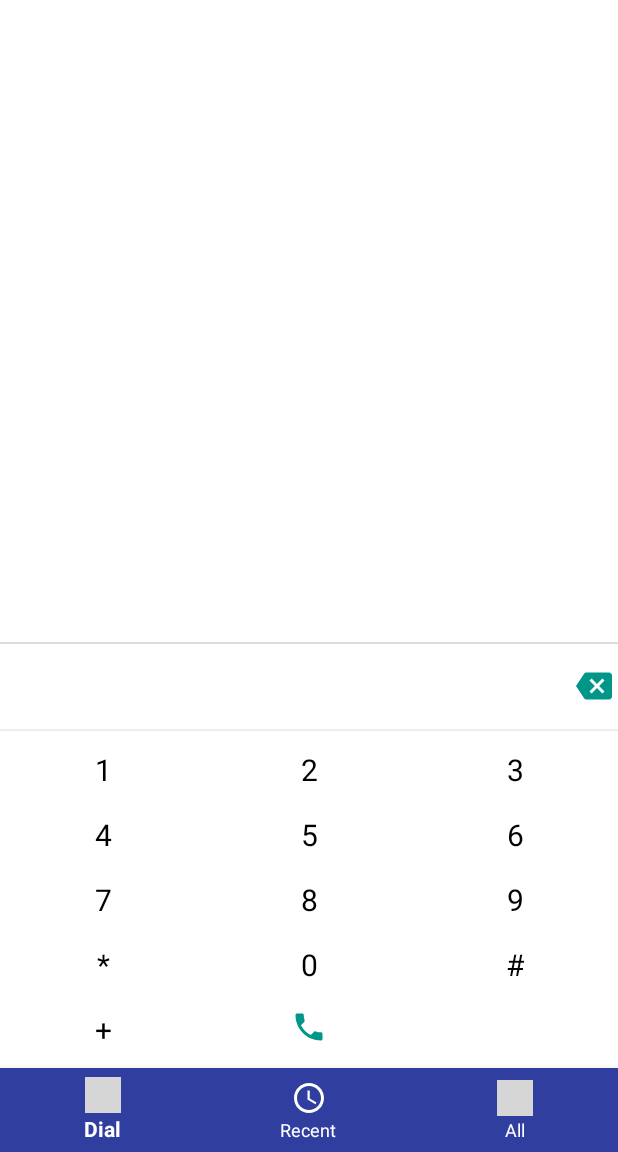
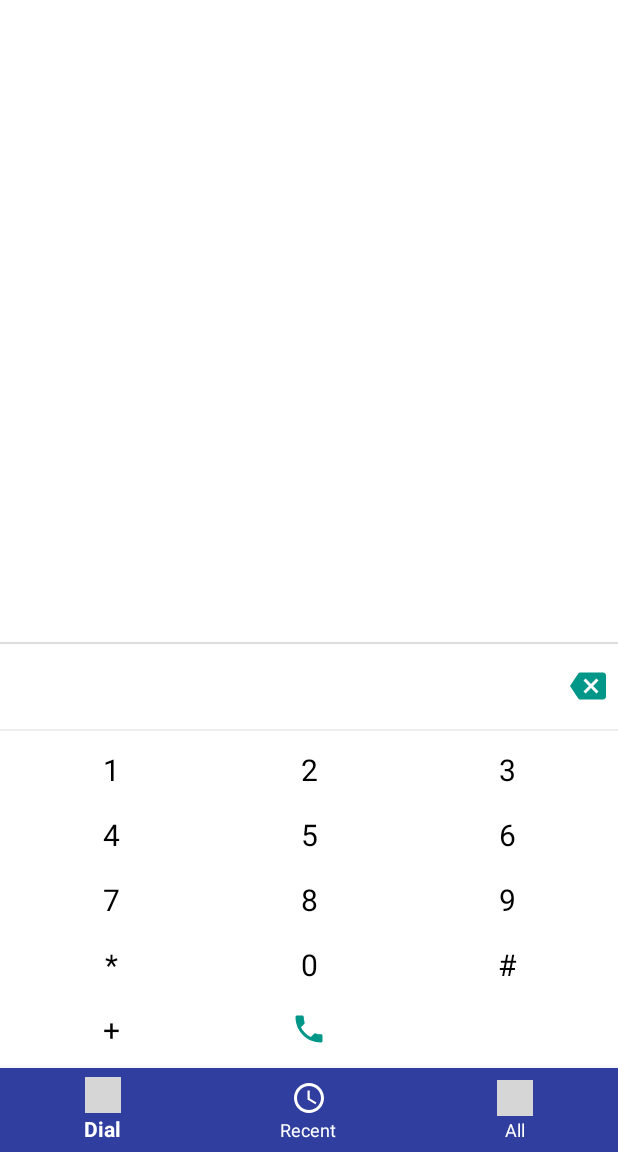
Before and after one commit to puneetkkala/contacts, an Android app: the DialerFragment screen opened directly, with no data from a screen before it, on a phone screen of 412 x 824 dp, the part 84-1236 px from its top. Run offline under Robolectric (Android 15) with nearby library versions, the phone set to English and light mode, and no system bars; libraries missing offline, so code that uses them is left out: com.crashlytics.android; grey boxes are pictures that could not be loaded.

Commit message:
margin changes

```diff
--- a/app/src/main/res/layout/dialer_fragment.xml
+++ b/app/src/main/res/layout/dialer_fragment.xml
@@ -34,11 +34,10 @@
                 tools:text="07314007242"
                 android:layout_width="0dp"
                 android:layout_height="wrap_content"
-                android:layout_margin="4dp"
+                android:layout_margin="8dp"
                 android:layout_weight="1"
                 android:background="@color/transparent"
                 android:enabled="false"
-                android:padding="4dp"
                 android:textColor="@color/black"
                 android:textSize="24sp" />
 
@@ -46,7 +45,7 @@
                 android:id="@+id/backspace"
                 android:layout_width="wrap_content"
                 android:layout_height="wrap_content"
-                android:layout_margin="4dp"
+                android:layout_margin="8dp"
                 android:src="@drawable/ic_backspace_teal_24dp" />
         </LinearLayout>
 
@@ -58,215 +57,207 @@
             android:background="#eeeeee" />
 
         <LinearLayout
+            android:gravity="center"
+            android:layout_marginStart="8dp"
+            android:layout_marginEnd="8dp"
             android:layout_width="match_parent"
             android:layout_height="wrap_content"
             android:orientation="horizontal"
             android:weightSum="3">
-
             <android.support.v7.widget.AppCompatTextView
                 android:id="@+id/_1"
+                android:layout_weight="1"
                 android:layout_width="match_parent"
                 android:layout_height="wrap_content"
                 android:layout_margin="4dp"
                 android:padding="4dp"
                 android:textSize="20sp"
-                android:layout_weight="1"
                 android:gravity="center"
                 android:text="@string/_1"
                 android:textColor="@color/black" />
-
             <android.support.v7.widget.AppCompatTextView
                 android:id="@+id/_2"
+                android:layout_weight="1"
                 android:layout_width="match_parent"
                 android:layout_height="wrap_content"
                 android:layout_margin="4dp"
                 android:padding="4dp"
                 android:textSize="20sp"
-                android:layout_weight="1"
                 android:gravity="center"
                 android:text="@string/_2"
                 android:textColor="@color/black" />
-
             <android.support.v7.widget.AppCompatTextView
                 android:id="@+id/_3"
+                android:layout_weight="1"
                 android:layout_width="match_parent"
                 android:layout_height="wrap_content"
                 android:layout_margin="4dp"
-                android:layout_weight="1"
                 android:gravity="center"
                 android:padding="4dp"
                 android:text="@string/_3"
                 android:textColor="@color/black"
                 android:textSize="20sp" />
         </LinearLayout>
-
         <LinearLayout
+            android:layout_marginStart="8dp"
+            android:layout_marginEnd="8dp"
             android:layout_width="match_parent"
             android:layout_height="wrap_content"
             android:orientation="horizontal"
             android:weightSum="3">
-
             <android.support.v7.widget.AppCompatTextView
                 android:id="@+id/_4"
+                android:layout_weight="1"
                 android:layout_width="match_parent"
                 android:layout_height="wrap_content"
                 android:layout_margin="4dp"
-                android:layout_weight="1"
                 android:gravity="center"
                 android:padding="4dp"
                 android:text="@string/_4"
                 android:textColor="@color/black"
                 android:textSize="20sp" />
-
             <android.support.v7.widget.AppCompatTextView
                 android:id="@+id/_5"
+                android:layout_weight="1"
                 android:layout_width="match_parent"
                 android:layout_height="wrap_content"
                 android:layout_margin="4dp"
-                android:layout_weight="1"
                 android:gravity="center"
                 android:padding="4dp"
                 android:text="@string/_5"
                 android:textColor="@color/black"
                 android:textSize="20sp" />
-
             <android.support.v7.widget.AppCompatTextView
                 android:id="@+id/_6"
+                android:layout_weight="1"
+                android:layout_width="match_parent"
+                android:layout_height="wrap_content"
+                android:layout_margin="4dp"
+                android:gravity="center"
+                android:padding="4dp"
+                android:text="@string/_6"
+                android:textColor="@color/black"
+                android:textSize="20sp" />
+        </LinearLayout>
+        <LinearLayout
+            android:layout_marginStart="8dp"
+            android:layout_marginEnd="8dp"
+            android:layout_width="match_parent"
+            android:layout_height="wrap_content"
+            android:orientation="horizontal"
+            android:weightSum="3">
+            <android.support.v7.widget.AppCompatTextView
+                android:id="@+id/_7"
+                android:layout_weight="1"
+                android:layout_width="match_parent"
+                android:layout_height="wrap_content"
+                android:layout_margin="4dp"
+                android:gravity="center"
+                android:padding="4dp"
+                android:text="@string/_7"
+                android:textColor="@color/black"
+                android:textSize="20sp" />
+            <android.support.v7.widget.AppCompatTextView
+                android:id="@+id/_8"
+                android:layout_weight="1"
+                android:layout_width="match_parent"
+                android:layout_height="wrap_content"
+                android:layout_margin="4dp"
+                android:gravity="center"
+                android:padding="4dp"
+                android:text="@string/_8"
+                android:textColor="@color/black"
+                android:textSize="20sp" />
+            <android.support.v7.widget.AppCompatTextView
+                android:id="@+id/_9"
+                android:layout_weight="1"
+                android:layout_width="match_parent"
+                android:layout_height="wrap_content"
+                android:layout_margin="4dp"
+                android:gravity="center"
+                android:padding="4dp"
+                android:text="@string/_9"
+                android:textColor="@color/black"
+                android:textSize="20sp" />
+        </LinearLayout>
+
+        <LinearLayout
+            android:layout_marginStart="8dp"
+            android:layout_marginEnd="8dp"
+            android:layout_width="match_parent"
+            android:layout_height="wrap_content"
+            android:orientation="horizontal"
+            android:weightSum="3">
+            <android.support.v7.widget.AppCompatTextView
+                android:id="@+id/_star"
+                android:layout_weight="1"
+                android:layout_width="match_parent"
+                android:layout_height="wrap_content"
+                android:gravity="center"
+                android:layout_margin="4dp"
+                android:padding="4dp"
+                android:textSize="20sp"
+                android:text="@string/star"
+                android:textColor="@color/black" />
+            <android.support.v7.widget.AppCompatTextView
+                android:id="@+id/_0"
+                android:layout_weight="1"
+                android:layout_width="match_parent"
+                android:layout_height="wrap_content"
+                android:layout_margin="4dp"
+                android:gravity="center"
+                android:padding="4dp"
+                android:text="@string/_0"
+                android:textColor="@color/black"
+                android:textSize="20sp" />
+            <android.support.v7.widget.AppCompatTextView
+                android:id="@+id/_hash"
+                android:layout_weight="1"
                 android:layout_width="match_parent"
                 android:layout_height="wrap_content"
                 android:layout_margin="4dp"
                 android:padding="4dp"
+                android:gravity="center"
                 android:textSize="20sp"
-                android:layout_weight="1"
-                android:gravity="center"
-                android:text="@string/_6"
+                android:text="@string/hash"
                 android:textColor="@color/black" />
         </LinearLayout>
-
         <LinearLayout
+            android:layout_marginStart="8dp"
+            android:layout_marginEnd="8dp"
             android:layout_width="match_parent"
             android:layout_height="wrap_content"
             android:orientation="horizontal"
             android:weightSum="3">
-
             <android.support.v7.widget.AppCompatTextView
-                android:id="@+id/_7"
+                android:id="@+id/_plus"
+                android:layout_weight="1"
+                android:layout_width="match_parent"
+                android:layout_height="wrap_content"
+                android:gravity="center"
+                android:layout_margin="4dp"
+                android:padding="4dp"
+                android:textSize="20sp"
+                android:text="@string/plus"
+                android:textColor="@color/black" />
+            <android.support.v7.widget.AppCompatImageView
+                android:id="@+id/_call"
+                android:layout_weight="1"
                 android:layout_width="match_parent"
                 android:layout_height="wrap_content"
                 android:layout_margin="4dp"
                 android:padding="4dp"
-                android:textSize="20sp"
+                android:layout_gravity="center"
+                android:src="@drawable/ic_call_teal_24dp"
+                android:textColor="@color/black" />
+            <android.support.v7.widget.AppCompatTextView
                 android:layout_weight="1"
-                android:gravity="center"
-                android:text="@string/_7"
-                android:textColor="@color/black" />
-
-            <android.support.v7.widget.AppCompatTextView
-                android:id="@+id/_8"
                 android:layout_width="match_parent"
                 android:layout_height="wrap_content"
                 android:layout_margin="4dp"
                 android:padding="4dp"
+                android:gravity="center"
                 android:textSize="20sp"
-                android:layout_weight="1"
-                android:gravity="center"
-                android:text="@string/_8"
-                android:textColor="@color/black" />
-
-            <android.support.v7.widget.AppCompatTextView
-                android:id="@+id/_9"
-                android:layout_width="match_parent"
-                android:layout_height="wrap_content"
-                android:layout_margin="4dp"
-                android:padding="4dp"
-                android:textSize="20sp"
-                android:layout_weight="1"
-                android:gravity="center"
-                android:text="@string/_9"
-                android:textColor="@color/black" />
-        </LinearLayout>
-
-        <LinearLayout
-            android:layout_width="match_parent"
-            android:layout_height="wrap_content"
-            android:orientation="horizontal"
-            android:weightSum="3">
-
-            <android.support.v7.widget.AppCompatTextView
-                android:id="@+id/_star"
-                android:layout_width="match_parent"
-                android:layout_height="wrap_content"
-                android:layout_margin="4dp"
-                android:padding="4dp"
-                android:textSize="20sp"
-                android:layout_weight="1"
-                android:gravity="center"
-                android:text="@string/star"
-                android:textColor="@color/black" />
-
-            <android.support.v7.widget.AppCompatTextView
-                android:id="@+id/_0"
-                android:layout_width="match_parent"
-                android:layout_height="wrap_content"
-                android:layout_margin="4dp"
-                android:padding="4dp"
-                android:textSize="20sp"
-                android:layout_weight="1"
-                android:gravity="center"
-                android:text="@string/_0"
-                android:textColor="@color/black" />
-
-            <android.support.v7.widget.AppCompatTextView
-                android:id="@+id/_hash"
-                android:layout_width="match_parent"
-                android:layout_height="wrap_content"
-                android:layout_margin="4dp"
-                android:padding="4dp"
-                android:textSize="20sp"
-                android:layout_weight="1"
-                android:gravity="center"
-                android:text="@string/hash"
-                android:textColor="@color/black" />
-        </LinearLayout>
-
-        <LinearLayout
-            android:layout_width="match_parent"
-            android:layout_height="wrap_content"
-            android:orientation="horizontal"
-            android:weightSum="3">
-
-            <android.support.v7.widget.AppCompatTextView
-                android:id="@+id/_plus"
-                android:layout_width="match_parent"
-                android:layout_height="wrap_content"
-                android:layout_margin="4dp"
-                android:padding="4dp"
-                android:textSize="20sp"
-                android:layout_weight="1"
-                android:gravity="center"
-                android:text="@string/plus"
-                android:textColor="@color/black" />
-
-            <android.support.v7.widget.AppCompatImageView
-                android:id="@+id/_call"
-                android:layout_width="match_parent"
-                android:layout_height="wrap_content"
-                android:layout_margin="4dp"
-                android:padding="4dp"
-                android:textSize="20sp"
-                android:layout_weight="1"
-                android:gravity="center"
-                android:src="@drawable/ic_call_teal_24dp"
-                android:textColor="@color/black" />
-
-            <android.support.v7.widget.AppCompatTextView
-                android:layout_width="match_parent"
-                android:layout_height="wrap_content"
-                android:layout_margin="4dp"
-                android:padding="4dp"
-                android:textSize="20sp"
-                android:layout_weight="1"
-                android:gravity="center"
                 android:text=""
                 android:textColor="@color/black" />
         </LinearLayout>
--- a/app/src/main/res/values/colors.xml
+++ b/app/src/main/res/values/colors.xml
@@ -8,4 +8,5 @@
     <color name="white">#FFFFFFFF</color>
     <color name="black">#FF000000</color>
     <color name="red">#FFFF0000</color>
+    <color name="gray">#888888</color>
 </resources>
--- a/app/src/main/res/values/strings.xml
+++ b/app/src/main/res/values/strings.xml
@@ -20,4 +20,12 @@
     <string name="recent">Recent</string>
     <string name="all">All</string>
     <string name="share">Share</string>
+    <string name="abc">ABC</string>
+    <string name="def">DEF</string>
+    <string name="ghi">GHI</string>
+    <string name="jkl">JKL</string>
+    <string name="mno">MNO</string>
+    <string name="pqrs">PQRS</string>
+    <string name="tuv">TUV</string>
+    <string name="wxyz">WXYZ</string>
 </resources>
```
